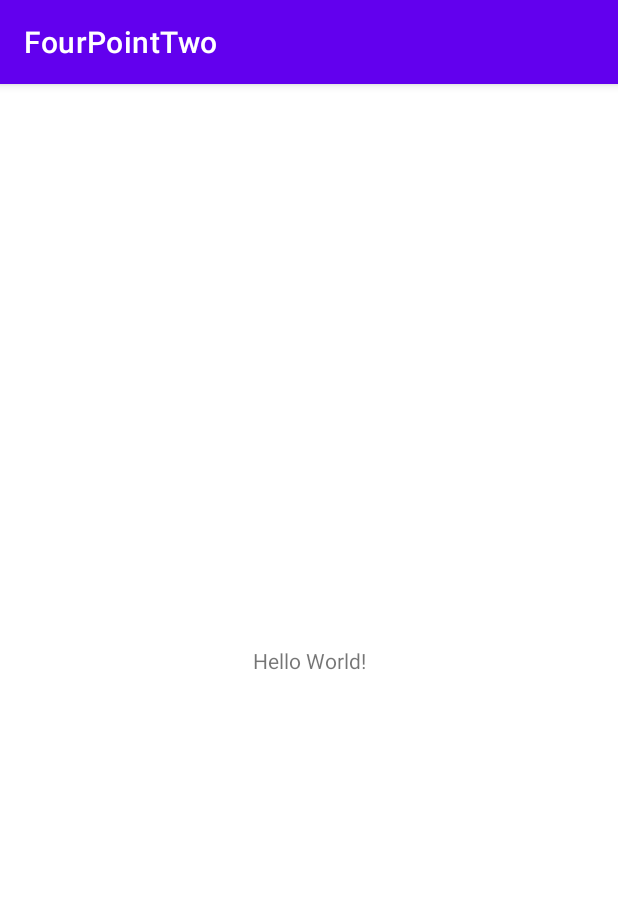
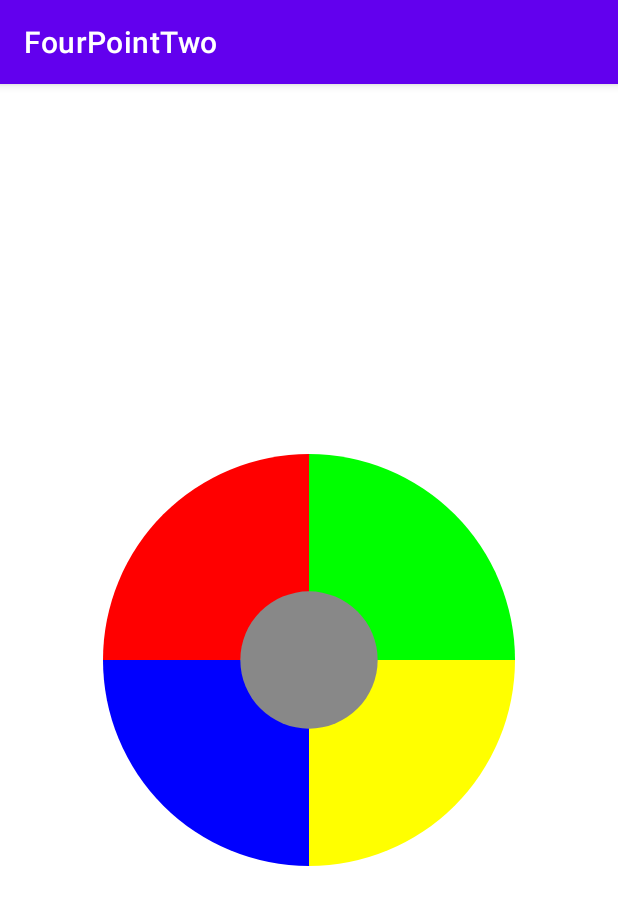
Before and after one commit to alekseyka2000/HomeWork, an Android app: the screen it shows after launch (MainActivity), on a phone screen of 412 x 824 dp. Shown: the top 905 px of the screen. Run offline under Robolectric (Android 15) with nearby library versions, the phone set to English and light mode, and no system bars.

Commit message:
almost finish HW 4.2

```diff
--- a/fourpointtwo/build.gradle
+++ b/fourpointtwo/build.gradle
@@ -9,7 +9,7 @@ android {
 
     defaultConfig {
         applicationId "com.example.fourpointtwo"
-        minSdkVersion 16
+        minSdkVersion 21
         targetSdkVersion 30
         versionCode 1
         versionName "1.0"
@@ -38,7 +38,7 @@ dependencies {
     implementation 'androidx.core:core-ktx:1.3.2'
     implementation 'androidx.appcompat:appcompat:1.2.0'
     implementation 'com.google.android.material:material:1.2.1'
-    implementation 'androidx.constraintlayout:constraintlayout:2.0.2'
+    implementation 'androidx.constraintlayout:constraintlayout:2.0.4'
     testImplementation 'junit:junit:4.13.1'
     androidTestImplementation 'androidx.test.ext:junit:1.1.2'
     androidTestImplementation 'androidx.test.espresso:espresso-core:3.3.0'
--- /dev/null
+++ b/fourpointtwo/src/main/java/com/example/fourpointtwo/CustomViewForGame.kt
@@ -0,0 +1,129 @@
+package com.example.fourpointtwo
+
+import android.annotation.SuppressLint
+import android.content.Context
+import android.graphics.Canvas
+import android.graphics.Color
+import android.graphics.Paint
+import android.graphics.PointF
+import android.util.AttributeSet
+import android.view.MotionEvent
+import android.view.View
+import com.google.android.material.snackbar.Snackbar
+import java.lang.Math.random
+import kotlin.math.pow
+import kotlin.math.sqrt
+
+class CustomViewForGame @JvmOverloads constructor(
+    context: Context, attrs: AttributeSet? = null, defStyleAttr: Int = 0
+) : View(context, attrs, defStyleAttr) {
+
+    private var widthS: Int = 0
+    private var heightS: Int = 0
+    private var size: Int = 0
+    private var left: Float = 0f
+    private var right: Float = 0f
+    private var top: Float = 0f
+    private var bottom: Float = 0f
+    private val colors = listOf(
+        Color.YELLOW,
+        Color.BLUE,
+        Color.RED,
+        Color.GREEN,
+        Color.CYAN,
+        Color.DKGRAY,
+        Color.LTGRAY,
+        Color.MAGENTA,
+        Color.argb(255, 255, 127, 0),
+        Color.BLACK
+    )
+    private var useColorsList = mutableListOf(0, 1, 2, 3)
+    private var paint1 = Paint(Paint.ANTI_ALIAS_FLAG).apply { color = colors[0] }
+    private var paint2 = Paint(Paint.ANTI_ALIAS_FLAG).apply { color = colors[1] }
+    private var paint3 = Paint(Paint.ANTI_ALIAS_FLAG).apply { color = colors[2] }
+    private var paint4 = Paint(Paint.ANTI_ALIAS_FLAG).apply { color = colors[3] }
+    private var paintCenter = Paint(Paint.ANTI_ALIAS_FLAG).apply { color = Color.GRAY }
+
+    override fun onMeasure(widthMeasureSpec: Int, heightMeasureSpec: Int) {
+        super.onMeasure(widthMeasureSpec, heightMeasureSpec)
+        widthS = MeasureSpec.getSize(widthMeasureSpec)
+        heightS = MeasureSpec.getSize(heightMeasureSpec)
+        size = if (widthS >= heightS) heightS * 2 / 3 else widthS * 2 / 3
+        left = (widthS / 2 - size / 2).toFloat()
+        right = (widthS / 2 + size / 2).toFloat()
+        top = (heightS / 2 - size / 2).toFloat()
+        bottom = (heightS / 2 + size / 2).toFloat()
+    }
+
+    override fun onDraw(canvas: Canvas?) {
+        canvas?.drawArc(left, top, right, bottom, 0f, 90f, true, paint1)
+        canvas?.drawArc(left, top, right, bottom, 90f, 90f, true, paint2)
+        canvas?.drawArc(left, top, right, bottom, 180f, 90f, true, paint3)
+        canvas?.drawArc(left, top, right, bottom, 270f, 90f, true, paint4)
+        canvas?.drawCircle(
+            width / 2.toFloat(),
+            height / 2.toFloat(),
+            size / 6.toFloat(),
+            paintCenter
+        )
+
+        super.onDraw(canvas)
+    }
+
+    @SuppressLint("ClickableViewAccessibility")
+    override fun onTouchEvent(event: MotionEvent?): Boolean {
+        when (event?.action) {
+            MotionEvent.ACTION_UP -> {
+                val touchPoint = PointF(event.x, event.y)
+                val r = sqrt(
+                    (widthS / 2 - touchPoint.x).pow(2)
+                            + (heightS / 2 - touchPoint.y).pow(2)
+                )
+
+                when {
+                    r <= size / 6 -> changColors()
+                    r <= size / 2 && r > size / 4 -> when {
+                        widthS / 2 > touchPoint.x && heightS / 2 > touchPoint.y -> changColor(paint3)
+                        widthS / 2 < touchPoint.x && heightS / 2 > touchPoint.y -> changColor(paint4)
+                        widthS / 2 > touchPoint.x && heightS / 2 < touchPoint.y -> changColor(paint2)
+                        widthS / 2 < touchPoint.x && heightS / 2 < touchPoint.y -> changColor(paint1)
+                    }
+                }
+            }
+        }
+        return true
+    }
+
+    private fun changColor(paint: Paint) {
+        val oldColor = colors.indexOf(paint.color)
+        var newColor: Int
+        do {
+            newColor = (random() * 10).toInt()
+        } while (useColorsList.contains(newColor))
+        useColorsList.apply {
+            remove(oldColor)
+            add(newColor)
+        }
+        paint.color = colors[newColor]
+        Snackbar.make(this, "You push sector", Snackbar.LENGTH_SHORT).show()
+        invalidate()
+    }
+
+    private fun changColors() {
+        useColorsList = mutableListOf()
+        var newColor = (random() * 10).toInt()
+        useColorsList.add(newColor)
+        for (i in 1..3) {
+            do {
+                newColor = (random() * 10).toInt()
+            } while (useColorsList.contains(newColor))
+            useColorsList.add(newColor)
+        }
+        paint1.color = colors[useColorsList[0]]
+        paint2.color = colors[useColorsList[1]]
+        paint3.color = colors[useColorsList[2]]
+        paint4.color = colors[useColorsList[3]]
+        Snackbar.make(this, "You push center", Snackbar.LENGTH_SHORT).show()
+        invalidate()
+    }
+}
--- a/fourpointtwo/src/main/res/layout/activity_main.xml
+++ b/fourpointtwo/src/main/res/layout/activity_main.xml
@@ -6,10 +6,9 @@
     android:layout_height="match_parent"
     tools:context=".MainActivity">
 
-    <TextView
-        android:layout_width="wrap_content"
-        android:layout_height="wrap_content"
-        android:text="Hello World!"
+    <com.example.fourpointtwo.CustomViewForGame
+        android:layout_width="match_parent"
+        android:layout_height="match_parent"
         app:layout_constraintBottom_toBottomOf="parent"
         app:layout_constraintLeft_toLeftOf="parent"
         app:layout_constraintRight_toRightOf="parent"
--- /dev/null
+++ b/fourpointtwo/src/main/res/values/attrs.xml
@@ -0,0 +1,6 @@
+<?xml version="1.0" encoding="utf-8"?>
+<resources>
+    <declare-styleable name="CustomViewForGame">
+        <attr name="snackbarColor" format="boolean"/>
+    </declare-styleable>
+</resources>
```
